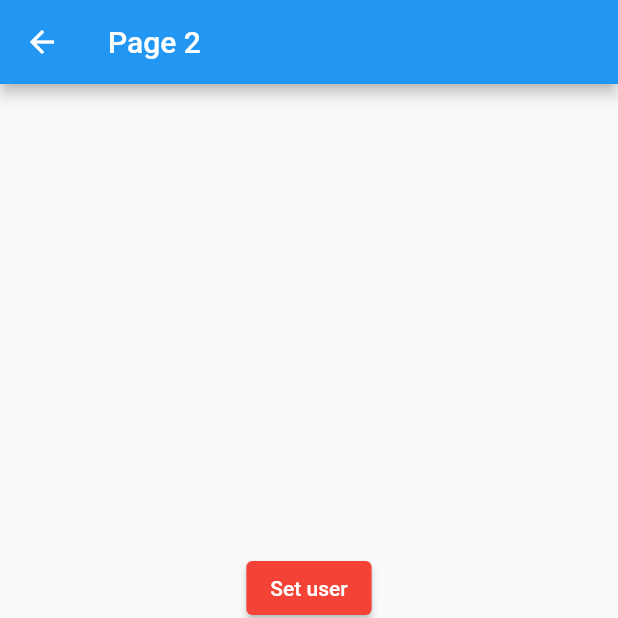
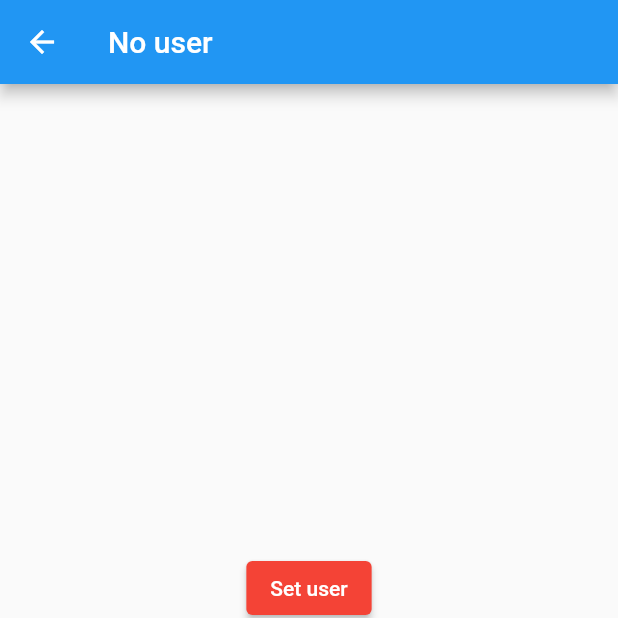
Before and after one commit to mrjohnsalas/flutter-state-managers, a Flutter app: the screen it shows after launch, after a tap on the "navigate next" icon, on a phone screen of 412 x 824 dp, the top half of it. Run offline on Flutter 3.47's test engine with Material 2 defaults, Android fonts, the phone set to English and light mode, and no system bars; accounts and stored records are empty.

```diff
--- a/lib/pages/page1_page.dart
+++ b/lib/pages/page1_page.dart
@@ -1,4 +1,6 @@
 import 'package:flutter/material.dart';
+import 'package:status_app/models/user_model.dart';
+import 'package:status_app/services/user_service.dart';
 
 class Page1 extends StatelessWidget {
   const Page1({super.key});
@@ -9,7 +11,15 @@ class Page1 extends StatelessWidget {
       appBar: AppBar(
         title: const Text('Page 1'),
       ),
-      body: _UserInfo(),
+      body: StreamBuilder(
+        stream: userService.userStream,
+        builder: (BuildContext context, AsyncSnapshot<User> snapshot) {
+          if (!snapshot.hasData) {
+            return const Center(child: Text('No user'));
+          }
+          return _UserInfo(user: snapshot.data!);
+        }
+      ),
       floatingActionButton: FloatingActionButton(
         child: const Icon(Icons.navigate_next),
         onPressed: () => Navigator.pushNamed(context, 'page2'),
@@ -20,33 +30,28 @@ class Page1 extends StatelessWidget {
 
 class _UserInfo extends StatelessWidget {
 
+  final User user;
+
+  const _UserInfo({super.key, required this.user});
+
   @override
   Widget build(BuildContext context) {
     return Container(
       height: double.infinity,
       width: double.infinity,
-      child: const Column(
+      child: Column(
         mainAxisAlignment: MainAxisAlignment.start,
         children: [
-          Text('General', style: TextStyle(fontSize: 18, fontWeight: FontWeight.bold)),
-          Divider(),
-          ListTile(
-            title: Text('Name: '),
-          ),
-          ListTile(
-            title: Text('Age: '),
-          ),
-          Text('Profession', style: TextStyle(fontSize: 18, fontWeight: FontWeight.bold)),
-          Divider(),
-          ListTile(
-            title: Text('Profession: '),
-          ),
-          ListTile(
-            title: Text('Experience: '),
-          ),
-          ListTile(
-            title: Text('Company: '),
-          ),
+          const SizedBox(height: 20),
+          const Text('General', style: TextStyle(fontSize: 18, fontWeight: FontWeight.bold)),
+          const Divider(),
+          ListTile(title: Text('Name: ${user.name} ')),
+          ListTile(title: Text('Age: ${user.age}')),
+          const Text('Profession', style: TextStyle(fontSize: 18, fontWeight: FontWeight.bold)),
+          const Divider(),
+          ...user.professions.map((profession) => ListTile(
+            title: Text(profession),
+          )).toList(),
         ],
       )
     );
--- a/lib/pages/page2_page.dart
+++ b/lib/pages/page2_page.dart
@@ -1,4 +1,6 @@
 import 'package:flutter/material.dart';
+import 'package:status_app/models/user_model.dart';
+import 'package:status_app/services/user_service.dart';
 
 class Page2 extends StatelessWidget {
   const Page2({super.key});
@@ -7,7 +9,15 @@ class Page2 extends StatelessWidget {
   Widget build(BuildContext context) {
     return Scaffold(
       appBar: AppBar(
-        title: const Text('Page 2'),
+        title: StreamBuilder(
+          stream: userService.userStream,
+          builder: (BuildContext context, AsyncSnapshot<User> snapshot) {
+            if (!snapshot.hasData) {
+              return const Text('No user');
+            }
+            return Text('Page 2 - ${snapshot.data!.name}');
+          }
+        ),
       ),
       body: Center(
         child: Column(
@@ -18,7 +28,15 @@ class Page2 extends StatelessWidget {
                 backgroundColor: Colors.red,
                 foregroundColor: Colors.white,
               ),
-              onPressed: () => Navigator.pop(context),
+              onPressed: () {
+                userService.setUser(
+                  User(
+                    name: 'John',
+                    age: 30,
+                    professions: ['Software Engineer']
+                  )
+                );
+              },
               child: const Text('Set user'),
             ),
             ElevatedButton(
@@ -26,7 +44,9 @@ class Page2 extends StatelessWidget {
                 backgroundColor: Colors.red,
                 foregroundColor: Colors.white,
               ),
-              onPressed: () => Navigator.pop(context),
+              onPressed: () {
+                userService.changeAge(31);
+              },
               child: const Text('Change age'),
             ),
             ElevatedButton(
--- /dev/null
+++ b/lib/services/user_service.dart
@@ -0,0 +1,32 @@
+import 'dart:async';
+
+import 'package:status_app/models/user_model.dart';
+
+class UserService {
+  User? _user;
+
+  final StreamController<User> _userStreamController = StreamController<User>.broadcast();
+
+  User? get user => _user;
+
+  void setUser(User user) {
+    _user = user;
+    _userStreamController.add(user);
+  }
+
+  Stream<User> get userStream => _userStreamController.stream;
+
+  bool get isUserSet => _user != null;
+
+  void changeAge(int age) {
+    _user!.age = age;
+    _userStreamController.add(_user!);
+  }
+
+  dispose() {
+    _userStreamController.close();
+  }
+
+}
+
+final userService = UserService();
```
